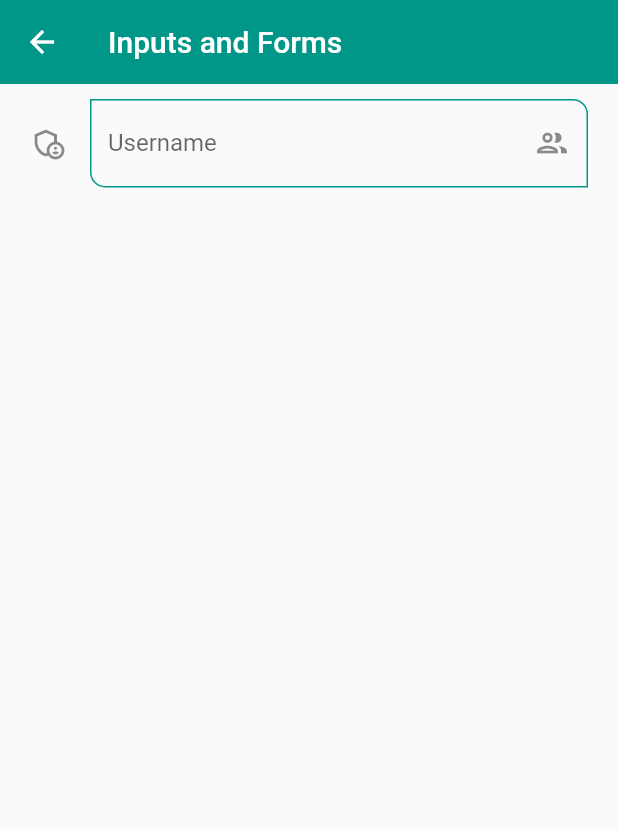
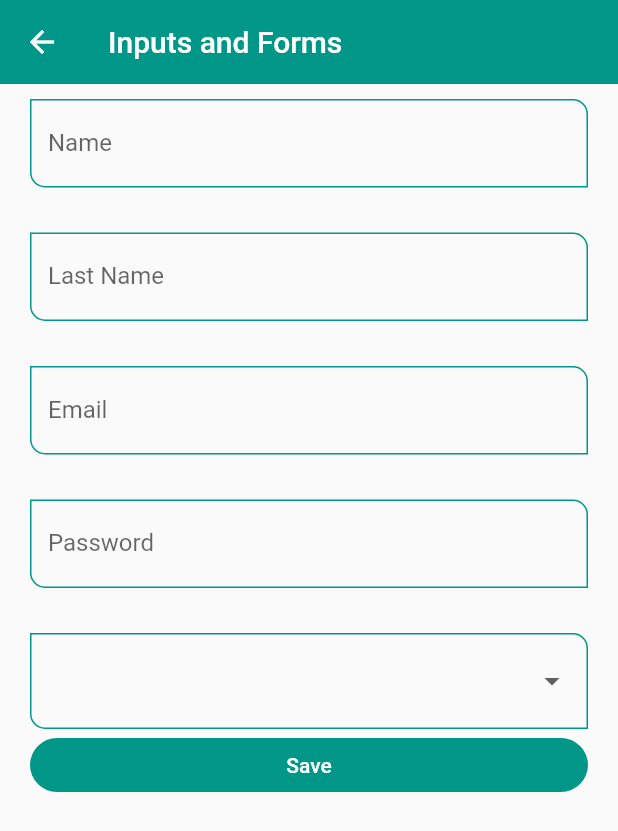
Before and after one commit to JuanEsteban1022/app_flutter_example, a Flutter app: the InputScreen screen opened by its route, on a phone screen of 412 x 824 dp. Shown: the top 831 px of the screen. Run offline on Flutter 3.47's test engine with Material 2 defaults, Android fonts, the phone set to English and light mode, and no system bars.

```diff
--- a/lib/router/app_routes.dart
+++ b/lib/router/app_routes.dart
@@ -33,10 +33,20 @@ class AppRoutes {
         screen: const AnimatedScreen(),
         icon: Icons.animation_outlined),
     MenuOptions(
-        route: 'Input',
+        route: 'input',
         nameRoute: 'Input Screen',
         screen: const InputScreen(),
         icon: Icons.input_outlined),
+    MenuOptions(
+        route: 'slider',
+        nameRoute: 'Slider Screen',
+        screen: const SliderScreen(),
+        icon: Icons.slideshow_outlined),
+    MenuOptions(
+        route: 'listviewbuilder ',
+        nameRoute: 'Infinite Scroll & Pull to Refresh Screen',
+        screen: const ListviewBuilderScreen(),
+        icon: Icons.build_circle_outlined),
   ];
 
   static Map<String, Widget Function(BuildContext)> getAppRoutes() {
--- a/lib/screens/input_screen.dart
+++ b/lib/screens/input_screen.dart
@@ -7,6 +7,15 @@ class InputScreen extends StatelessWidget {
 
   @override
   Widget build(BuildContext context) {
+    final GlobalKey<FormState> myFormKey = GlobalKey<FormState>();
+
+    final Map<String, String> formValues = {
+      'first_name': 'Juan',
+      'last_name': 'Lopez',
+      'email': 'juan@gmail.com',
+      'psswrd': '123456',
+      'role': 'Admin',
+    };
     return Scaffold(
       appBar: AppBar(
         title: const Text('Inputs and Forms'),
@@ -14,8 +23,86 @@ class InputScreen extends StatelessWidget {
       body: SingleChildScrollView(
         child: Padding(
           padding: const EdgeInsets.symmetric(horizontal: 20, vertical: 10),
-          child: Column(
-            children: const [CustomInputField()],
+          child: Form(
+            key: myFormKey,
+            child: Column(
+              children: [
+                CustomInputField(
+                  labelText: 'Name',
+                  hintText: 'Username',
+                  formValues: formValues,
+                  formProperty: 'first_name',
+                ),
+                const SizedBox(
+                  height: 30,
+                ),
+                CustomInputField(
+                  labelText: 'Last Name',
+                  hintText: 'Last Username',
+                  formValues: formValues,
+                  formProperty: 'last_name',
+                ),
+                const SizedBox(
+                  height: 30,
+                ),
+                CustomInputField(
+                  labelText: 'Email',
+                  hintText: 'User Mail',
+                  textType: TextInputType.emailAddress,
+                  formValues: formValues,
+                  formProperty: 'email',
+                ),
+                const SizedBox(
+                  height: 30,
+                ),
+                CustomInputField(
+                  labelText: 'Password',
+                  hintText: 'Password',
+                  isPassword: true,
+                  formValues: formValues,
+                  formProperty: 'psswrd',
+                ),
+                const SizedBox(
+                  height: 30,
+                ),
+                DropdownButtonFormField<String>(
+                    items: const [
+                      DropdownMenuItem(
+                        value: 'Admin',
+                        child: Text('Admin'),
+                      ),
+                      DropdownMenuItem(
+                        value: 'Superuser',
+                        child: Text('Superuser'),
+                      ),
+                      DropdownMenuItem(
+                        value: 'Developer',
+                        child: Text('Developer'),
+                      ),
+                      DropdownMenuItem(
+                        value: 'Jr. Developer',
+                        child: Text('Jr. Developer'),
+                      ),
+                    ],
+                    onChanged: (value) {
+                      print(value);
+                      formValues['role'] = value ?? 'Admin';
+                    }),
+                ElevatedButton(
+                    onPressed: () {
+                      FocusScope.of(context).requestFocus(FocusNode());
+                      if (!myFormKey.currentState!.validate()) {
+                        print('invalid form!!');
+                        return;
+                      }
+                      //* Imprimir valores
+                      print(formValues);
+                    },
+                    child: const SizedBox(
+                        width: double.infinity,
+                        child: Center(child: Text('Save'))))
+              ],
+            ),
           ),
         ),
       ),
--- a/lib/screens/screens.dart
+++ b/lib/screens/screens.dart
@@ -5,3 +5,5 @@ export 'package:fl_components/screens/home_screen.dart';
 export 'package:fl_components/screens/avatar_screen.dart';
 export 'package:fl_components/screens/animated_screen.dart';
 export 'package:fl_components/screens/input_screen.dart';
+export 'package:fl_components/screens/slider_screen.dart';
+export 'package:fl_components/screens/listview_builder_screen.dart';
--- a/lib/widgets/custom_input_field.dart
+++ b/lib/widgets/custom_input_field.dart
@@ -1,8 +1,27 @@
 import 'package:flutter/material.dart';
 
 class CustomInputField extends StatelessWidget {
+  final String? hintText;
+  final String? labelText;
+  final String? helperText;
+  final IconData? icon;
+  final IconData? suffixIcon;
+  final TextInputType? textType;
+  final bool isPassword;
+  final String formProperty;
+  final Map<String, String> formValues;
+
   const CustomInputField({
     Key? key,
+    this.hintText,
+    this.labelText,
+    this.helperText,
+    this.icon,
+    this.suffixIcon,
+    this.textType,
+    this.isPassword = false,
+    required this.formProperty,
+    required this.formValues,
   }) : super(key: key);
 
   @override
@@ -11,21 +30,21 @@ class CustomInputField extends StatelessWidget {
       autofocus: false,
       initialValue: '',
       textCapitalization: TextCapitalization.words,
-      onChanged: (value) {
-        print(value);
-      },
+      keyboardType: textType,
+      obscureText: isPassword,
+      onChanged: (value) => formValues[formProperty] = value,
       validator: (value) {
         if (value == null) return 'Obligatory field';
         return value.length < 3 ? 'Minimum 3 characters' : null;
       },
       autovalidateMode: AutovalidateMode.onUserInteraction,
-      decoration: const InputDecoration(
-        hintText: 'Name',
-        labelText: 'Username',
-        // helperText: 'Only letters',
+      decoration: InputDecoration(
+        hintText: hintText,
+        labelText: labelText,
+        helperText: helperText,
         // counterText: '3 characters',
-        suffixIcon: Icon(Icons.group_outlined),
-        icon: Icon(Icons.admin_panel_settings_outlined),
+        suffixIcon: suffixIcon == null ? null : Icon(suffixIcon),
+        icon: icon == null ? null : Icon(icon),
         // border: OutlineInputBorder(
         //     borderRadius: BorderRadius.only(
         //         bottomLeft: Radius.circular(10),
```
Also changed, not shown: lib/screens/listview_builder_screen.dart (added, +122 -0 lines), lib/screens/slider_screen.dart (added, +77 -0 lines).
